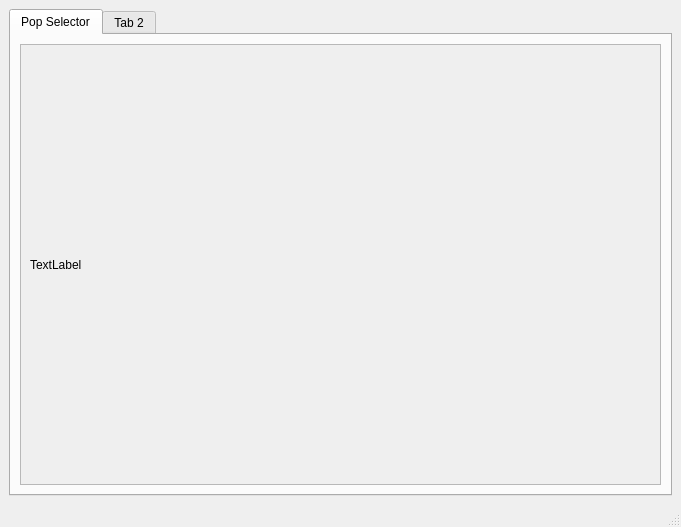
First picture: the form in ui/mainwindow.ui, repository KitiHey/vic2tool, before the edit.
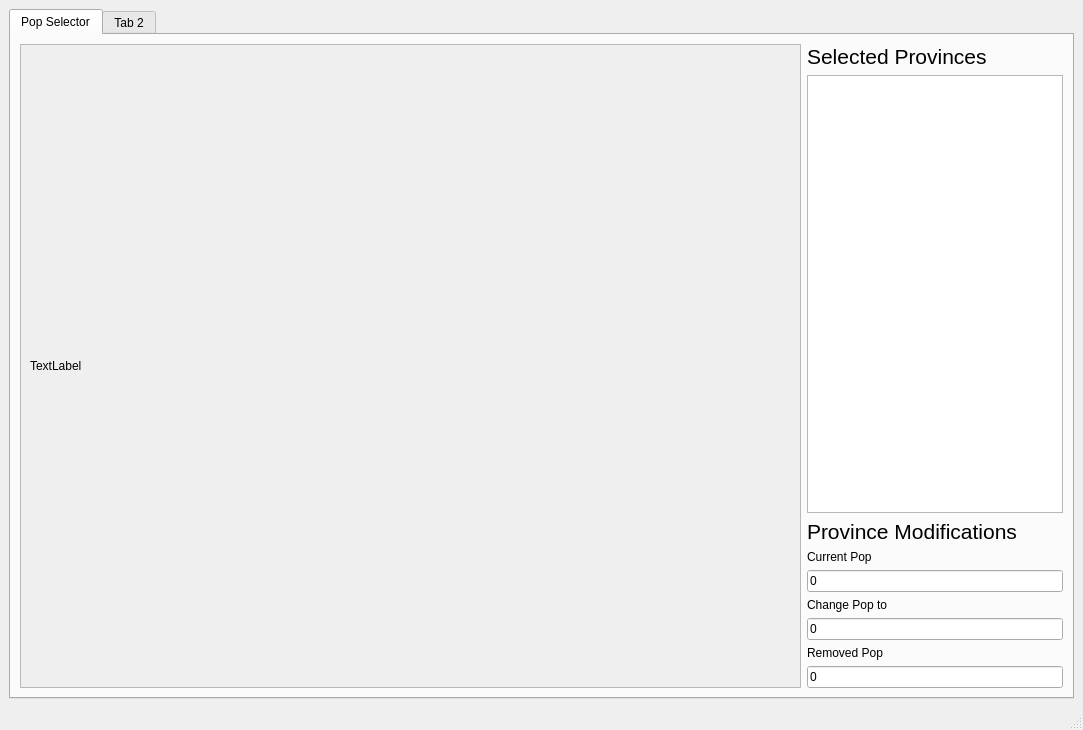
Second picture: the form after the edit. Custom widgets are drawn as their Qt base class.

Commit message: Visual feedback + visual pop changing

```diff
--- a/ui/mainwindow.ui
+++ b/ui/mainwindow.ui
@@ -6,8 +6,8 @@
    <rect>
     <x>0</x>
     <y>0</y>
-    <width>681</width>
-    <height>527</height>
+    <width>1083</width>
+    <height>730</height>
    </rect>
   </property>
   <property name="windowTitle">
@@ -41,8 +41,8 @@
             <rect>
              <x>0</x>
              <y>0</y>
-             <width>639</width>
-             <height>416</height>
+             <width>777</width>
+             <height>619</height>
             </rect>
            </property>
            <layout class="QVBoxLayout" name="verticalLayout_2">
@@ -57,6 +57,116 @@
           </widget>
          </widget>
         </item>
+        <item>
+         <layout class="QVBoxLayout" name="verticalLayout">
+          <item>
+           <widget class="QLabel" name="label">
+            <property name="font">
+             <font>
+              <pointsize>16</pointsize>
+             </font>
+            </property>
+            <property name="text">
+             <string>Selected Provinces</string>
+            </property>
+           </widget>
+          </item>
+          <item>
+           <widget class="QTextEdit" name="selectedProvinces">
+            <property name="sizePolicy">
+             <sizepolicy hsizetype="Preferred" vsizetype="Expanding">
+              <horstretch>0</horstretch>
+              <verstretch>0</verstretch>
+             </sizepolicy>
+            </property>
+           </widget>
+          </item>
+          <item>
+           <widget class="QLabel" name="label_2">
+            <property name="font">
+             <font>
+              <pointsize>16</pointsize>
+             </font>
+            </property>
+            <property name="text">
+             <string>Province Modifications</string>
+            </property>
+           </widget>
+          </item>
+          <item>
+           <widget class="QLabel" name="label_3">
+            <property name="text">
+             <string>Current Pop</string>
+            </property>
+           </widget>
+          </item>
+          <item>
+           <widget class="QLineEdit" name="currentPop">
+            <property name="enabled">
+             <bool>true</bool>
+            </property>
+            <property name="sizePolicy">
+             <sizepolicy hsizetype="Preferred" vsizetype="Fixed">
+              <horstretch>0</horstretch>
+              <verstretch>0</verstretch>
+             </sizepolicy>
+            </property>
+            <property name="text">
+             <string>0</string>
+            </property>
+            <property name="readOnly">
+             <bool>true</bool>
+            </property>
+           </widget>
+          </item>
+          <item>
+           <widget class="QLabel" name="label_4">
+            <property name="text">
+             <string>Change Pop to</string>
+            </property>
+           </widget>
+          </item>
+          <item>
+           <widget class="QLineEdit" name="popChanged">
+            <property name="sizePolicy">
+             <sizepolicy hsizetype="Preferred" vsizetype="Fixed">
+              <horstretch>0</horstretch>
+              <verstretch>0</verstretch>
+             </sizepolicy>
+            </property>
+            <property name="text">
+             <string>0</string>
+            </property>
+           </widget>
+          </item>
+          <item>
+           <widget class="QLabel" name="label_5">
+            <property name="text">
+             <string>Removed Pop</string>
+            </property>
+           </widget>
+          </item>
+          <item>
+           <widget class="QLineEdit" name="removedPop">
+            <property name="enabled">
+             <bool>true</bool>
+            </property>
+            <property name="sizePolicy">
+             <sizepolicy hsizetype="Preferred" vsizetype="Fixed">
+              <horstretch>0</horstretch>
+              <verstretch>0</verstretch>
+             </sizepolicy>
+            </property>
+            <property name="text">
+             <string>0</string>
+            </property>
+            <property name="readOnly">
+             <bool>true</bool>
+            </property>
+           </widget>
+          </item>
+         </layout>
+        </item>
        </layout>
       </widget>
       <widget class="QWidget" name="tab_2">
```
Left out of the diff: 2 changed lines with no effect on the pictures. The commit also changes 2 other files.
